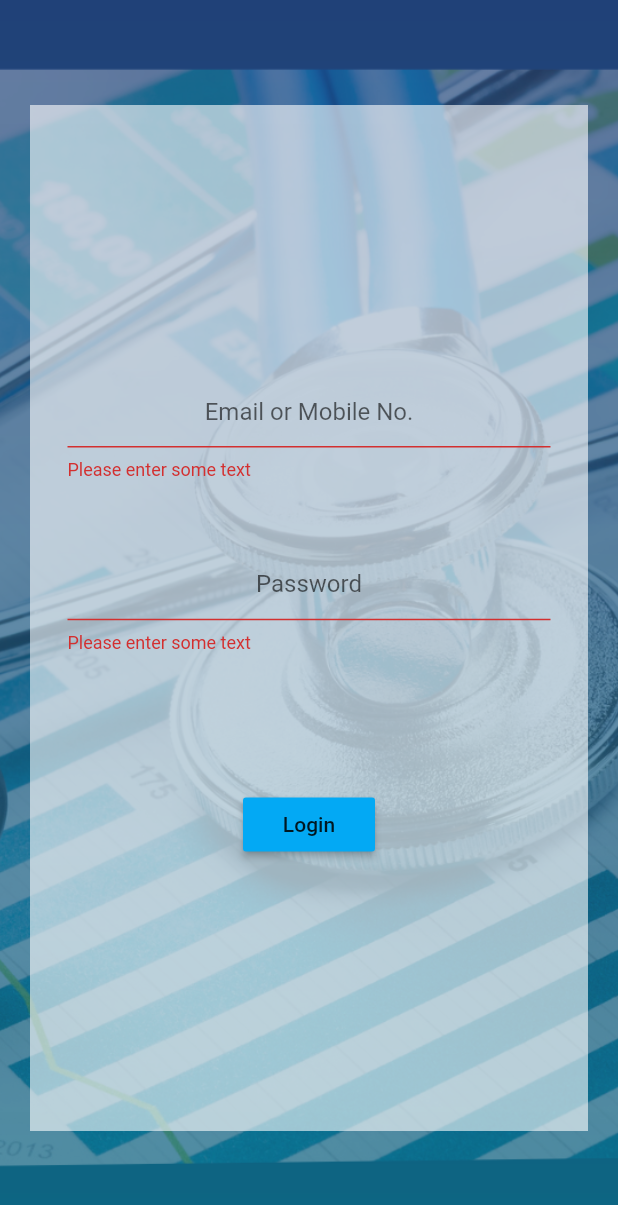
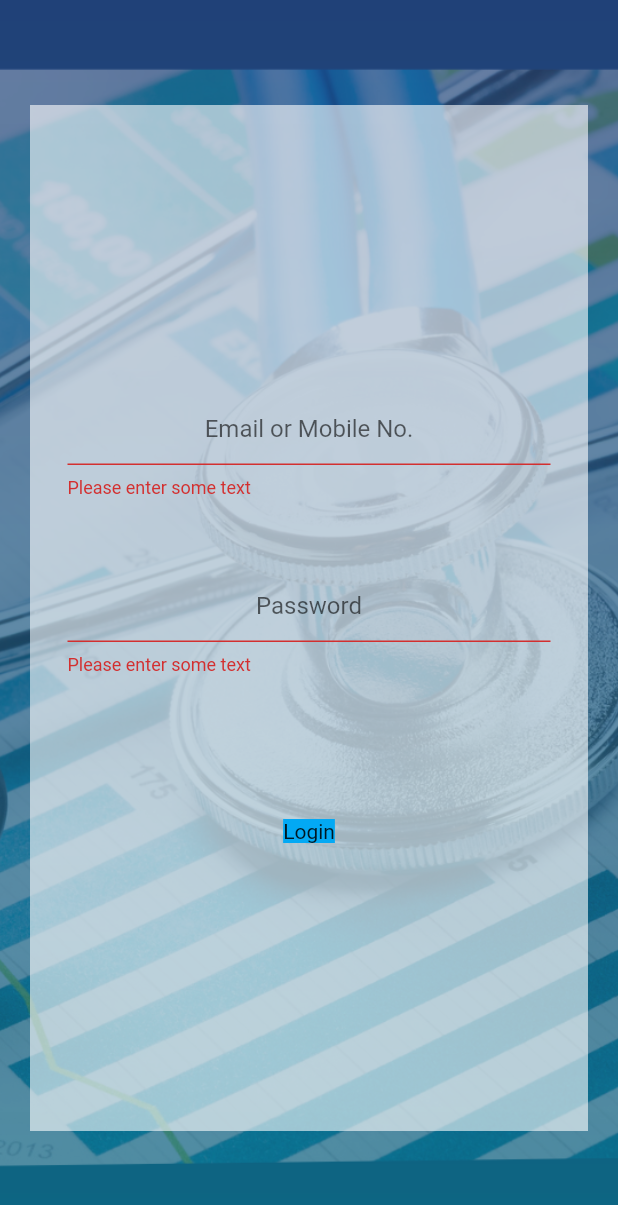
Before and after one commit to SHRIKUNJ1010/Flutte_Health_Card, a Flutter app: the login_page screen opened by its route, after a tap on "Login", on a phone screen of 412 x 824 dp. Shown: the top 1205 px of the screen. Run offline on Flutter 3.47's test engine with Material 2 defaults, Android fonts, the phone set to English and light mode, and no system bars.

Commit message:
new version check

```diff
--- a/lib/Spreading_diseases_map.dart
+++ b/lib/Spreading_diseases_map.dart
@@ -22,7 +22,7 @@ class Spreading_diseases_mapState extends State<Spreading_diseases_map> {
   }
 }
 
-  Widget Spreading_diseases(BuildContext context)
+  /*Widget Spreading_diseases(BuildContext context)
   {
     return AnimatedPositioned(
         duration: duration,
@@ -75,5 +75,4 @@ class Spreading_diseases_mapState extends State<Spreading_diseases_map> {
           ),
         ),
         );
-  }
-}
+  }*/
--- a/lib/login_page.dart
+++ b/lib/login_page.dart
@@ -84,14 +84,16 @@ Form form(BuildContext context) {
           flex: 2,
           child: SizedBox(height: 110),
         ),
-        RaisedButton(
-          onPressed: () {
-            if (_formKey.currentState.validate()) {
-              Navigator.pushNamed(context, Patient_app_Navigation.routeName);
-            }
-          },
-          child: Text('Login'),
+        Container(
           color: Colors.lightBlue,
+          child: InkWell(
+            onTap: () {
+              if (_formKey.currentState.validate()) {
+                Navigator.pushNamed(context, Patient_app_Navigation.routeName);
+              }
+            },
+            child: Text('Login'),
+          ),
         ),
         Expanded(
           flex: 4,
```
Also changed, not shown: lib/home_page.dart (+6 -6 lines), lib/login_signup_page.dart (+6 -6 lines), lib/signup_page.dart (+9 -8 lines), pubspec.lock.
